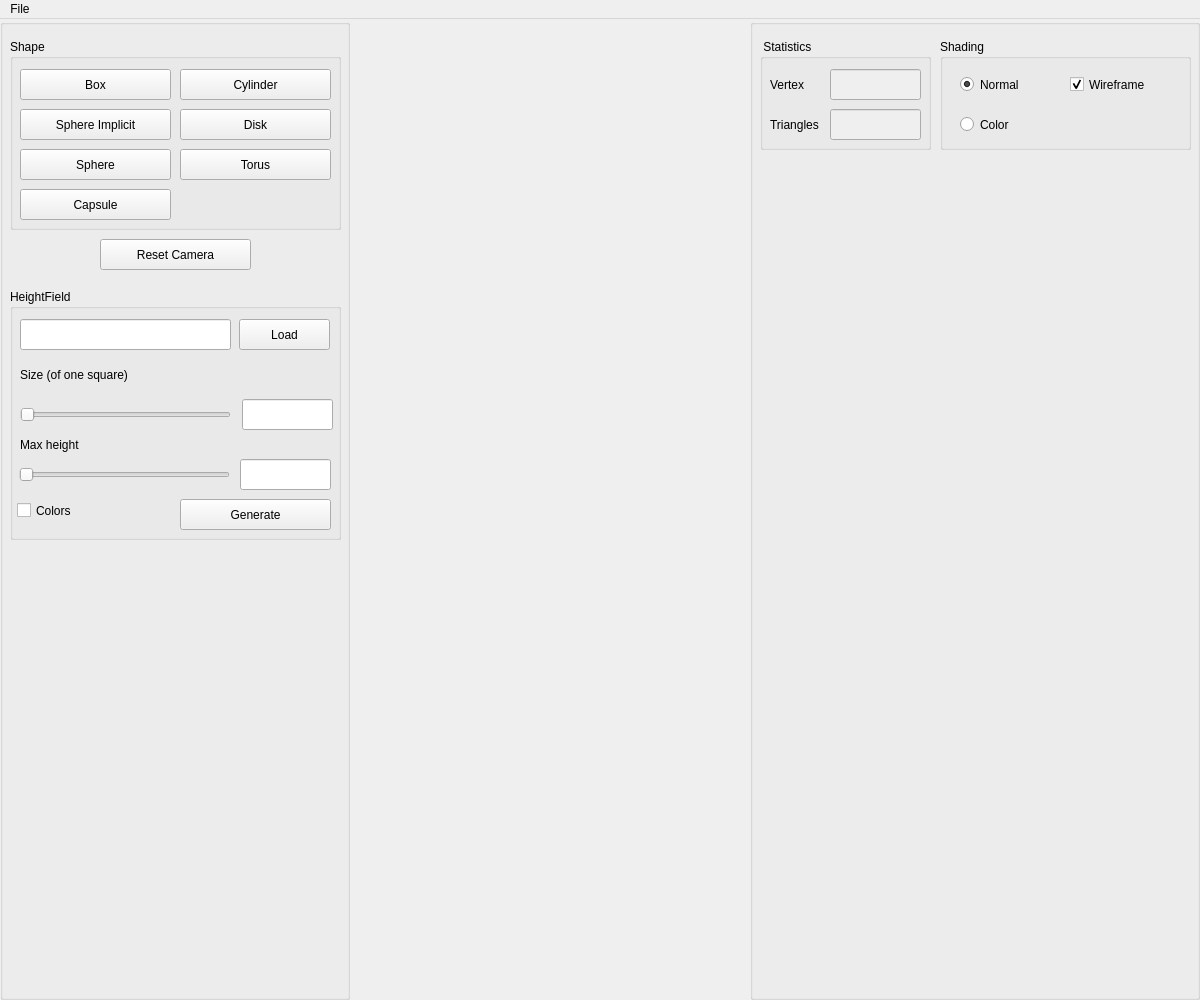
The window that AppTinyMesh/UI/interface.ui (Spaicat/M1-S7-MeshVisualization) describes before a commit, drawn with Qt 5.
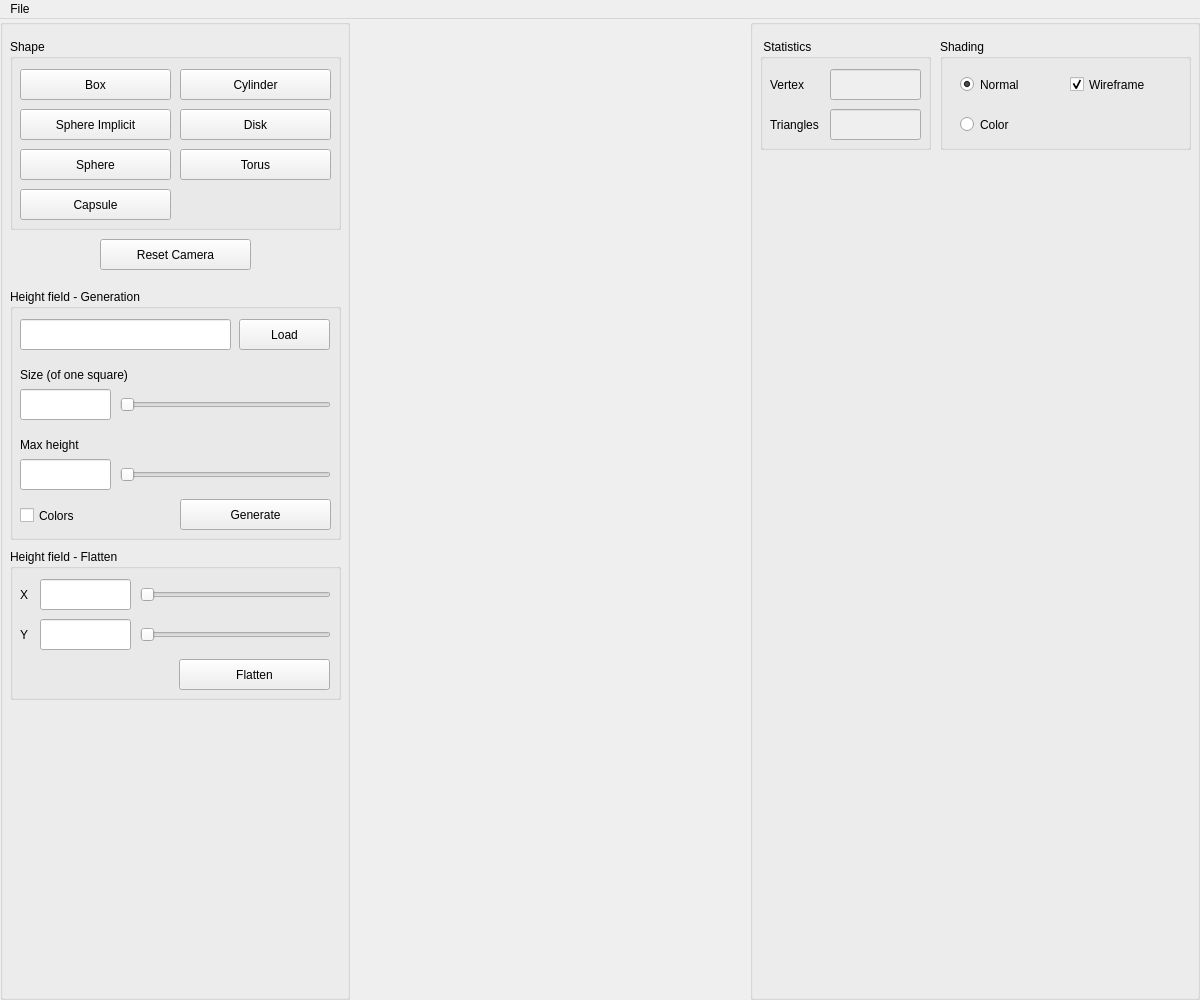
The same window after the commit.

Commit message: HeightField : Adapt Flatten function + Flatten UI

```diff
--- a/AppTinyMesh/UI/interface.ui
+++ b/AppTinyMesh/UI/interface.ui
@@ -275,7 +275,7 @@
         </rect>
        </property>
        <property name="title">
-        <string>HeightField</string>
+        <string>Height field - Generation</string>
        </property>
        <widget class="QLineEdit" name="fileInput">
         <property name="enabled">
@@ -322,8 +322,8 @@
        <widget class="QLineEdit" name="heightSize">
         <property name="geometry">
          <rect>
-          <x>232</x>
-          <y>110</y>
+          <x>10</x>
+          <y>100</y>
           <width>91</width>
           <height>31</height>
          </rect>
@@ -358,7 +358,7 @@
        <widget class="QLineEdit" name="heightMax">
         <property name="geometry">
          <rect>
-          <x>230</x>
+          <x>10</x>
           <y>170</y>
           <width>91</width>
           <height>31</height>
@@ -368,10 +368,10 @@
        <widget class="QSlider" name="heightSizeSlider">
         <property name="geometry">
          <rect>
-          <x>10</x>
-          <y>115</y>
+          <x>110</x>
+          <y>100</y>
           <width>211</width>
-          <height>21</height>
+          <height>31</height>
          </rect>
         </property>
         <property name="minimum">
@@ -387,10 +387,10 @@
        <widget class="QSlider" name="heightMaxSlider">
         <property name="geometry">
          <rect>
-          <x>9</x>
-          <y>175</y>
+          <x>110</x>
+          <y>170</y>
           <width>211</width>
-          <height>21</height>
+          <height>31</height>
          </rect>
         </property>
         <property name="minimum">
@@ -406,10 +406,10 @@
        <widget class="QCheckBox" name="withColors">
         <property name="geometry">
          <rect>
-          <x>7</x>
+          <x>10</x>
           <y>211</y>
           <width>111</width>
-          <height>21</height>
+          <height>31</height>
          </rect>
         </property>
         <property name="text">
@@ -417,6 +417,104 @@
         </property>
        </widget>
       </widget>
+      <widget class="QGroupBox" name="Flatten_groupBox">
+       <property name="geometry">
+        <rect>
+         <x>10</x>
+         <y>530</y>
+         <width>331</width>
+         <height>151</height>
+        </rect>
+       </property>
+       <property name="title">
+        <string>Height field - Flatten</string>
+       </property>
+       <widget class="QSlider" name="flattenXSlider">
+        <property name="geometry">
+         <rect>
+          <x>130</x>
+          <y>30</y>
+          <width>191</width>
+          <height>31</height>
+         </rect>
+        </property>
+        <property name="orientation">
+         <enum>Qt::Horizontal</enum>
+        </property>
+       </widget>
+       <widget class="QSlider" name="flattenYSlider">
+        <property name="geometry">
+         <rect>
+          <x>130</x>
+          <y>70</y>
+          <width>191</width>
+          <height>31</height>
+         </rect>
+        </property>
+        <property name="orientation">
+         <enum>Qt::Horizontal</enum>
+        </property>
+       </widget>
+       <widget class="QPushButton" name="flattenBtn">
+        <property name="geometry">
+         <rect>
+          <x>169</x>
+          <y>110</y>
+          <width>151</width>
+          <height>31</height>
+         </rect>
+        </property>
+        <property name="text">
+         <string>Flatten</string>
+        </property>
+       </widget>
+       <widget class="QLineEdit" name="flattenX">
+        <property name="geometry">
+         <rect>
+          <x>30</x>
+          <y>30</y>
+          <width>91</width>
+          <height>31</height>
+         </rect>
+        </property>
+       </widget>
+       <widget class="QLineEdit" name="flattenY">
+        <property name="geometry">
+         <rect>
+          <x>30</x>
+          <y>70</y>
+          <width>91</width>
+          <height>31</height>
+         </rect>
+        </property>
+       </widget>
+       <widget class="QLabel" name="label_5">
+        <property name="geometry">
+         <rect>
+          <x>10</x>
+          <y>30</y>
+          <width>21</width>
+          <height>31</height>
+         </rect>
+        </property>
+        <property name="text">
+         <string>X</string>
+        </property>
+       </widget>
+       <widget class="QLabel" name="label_6">
+        <property name="geometry">
+         <rect>
+          <x>10</x>
+          <y>70</y>
+          <width>21</width>
+          <height>31</height>
+         </rect>
+        </property>
+        <property name="text">
+         <string>Y</string>
+        </property>
+       </widget>
+      </widget>
      </widget>
     </item>
     <item>
```
Left out of the diff: 6 changed lines with no effect on the pictures. The commit also changes 4 other files.
